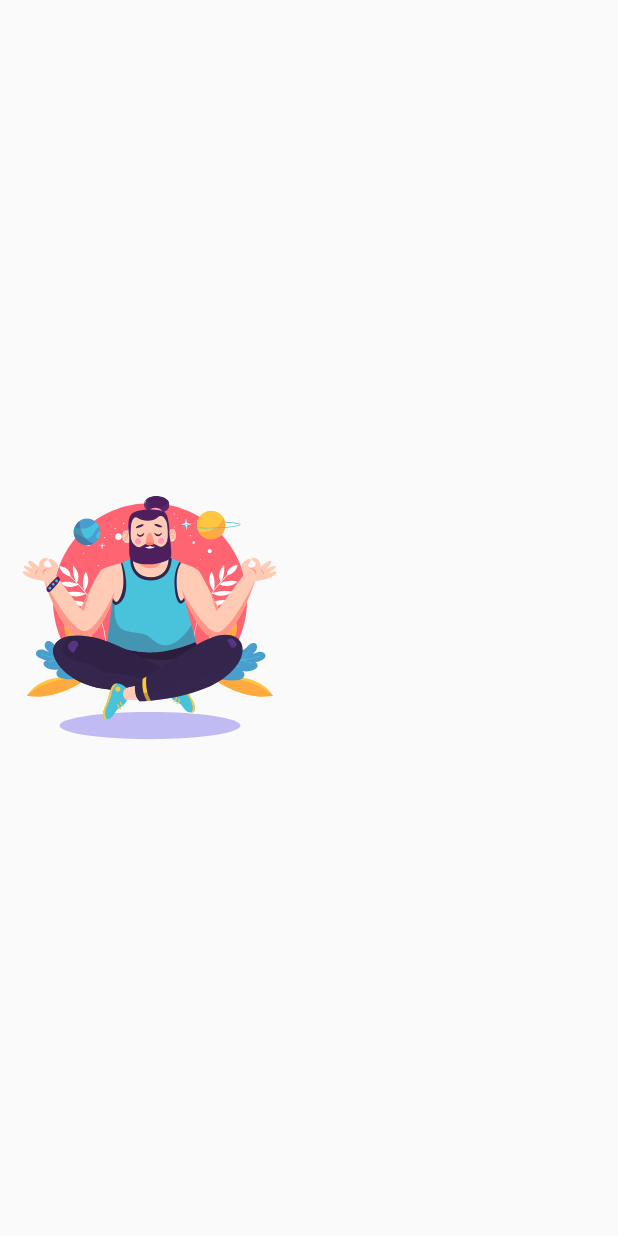
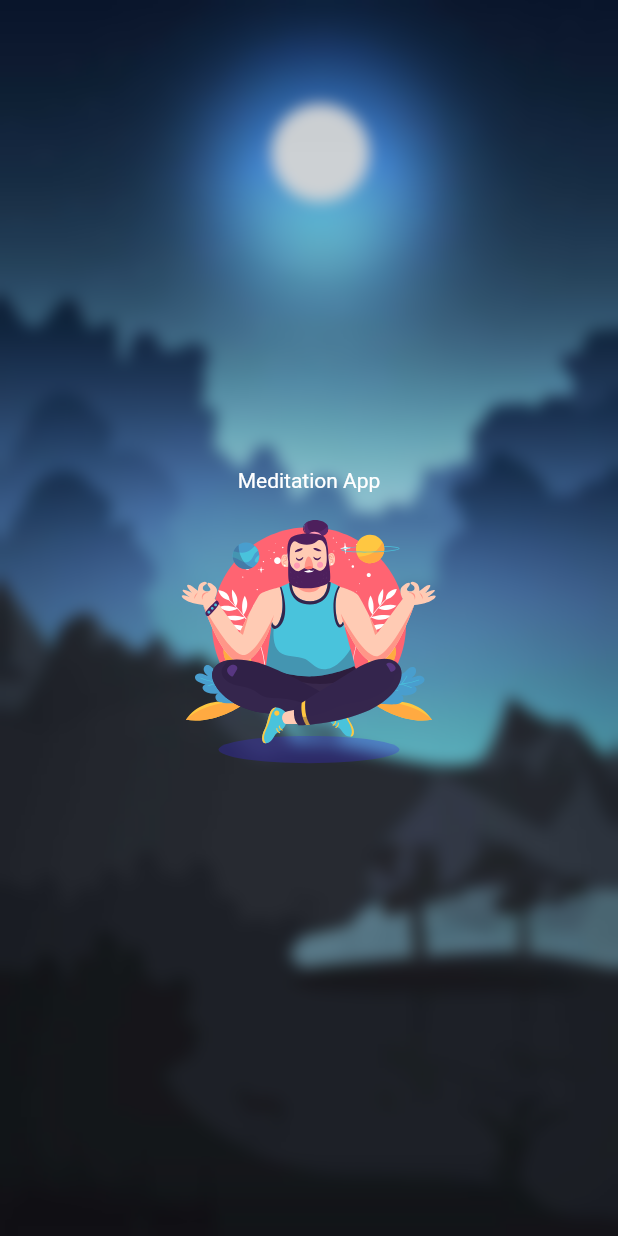
Before and after one commit to hirazy/Meditation-App, a Flutter app: the screen it shows after launch, on a phone screen of 412 x 824 dp. Run offline on Flutter 3.47's test engine with Material 2 defaults, Android fonts, the phone set to English and light mode, and no system bars; our stand-ins replace animated_text_kit, firebase_crashlytics, flutter_riverpod, freezed_annotation, lottie; accounts and stored records are empty; generated files the repository leaves out were written again.

Commit message:
add resources, update splash page

```diff
--- a/lib/page/splash/splash_page.dart
+++ b/lib/page/splash/splash_page.dart
@@ -1,3 +1,6 @@
+import 'dart:ui';
+
+import 'package:animated_text_kit/animated_text_kit.dart';
 import 'package:flutter/material.dart';
 import 'package:flutter_riverpod/flutter_riverpod.dart';
 
@@ -18,15 +21,65 @@ class SplashPageState extends ConsumerState<SplashPage> {
 
     return SafeArea(
       child: Scaffold(
-        body: Column(
-          crossAxisAlignment: CrossAxisAlignment.center,
-          mainAxisAlignment: MainAxisAlignment.center,
-          children: const [
-            AnimLottieCommon(
-              height: 200,
-              width: 200,
-              asset: 'assets/raws/anim_splash_meditation.json',
-            )
+        body: Stack(
+          children: [
+            Column(
+              children: [
+                Expanded(
+                  child: Container(
+                    decoration: const BoxDecoration(
+                      image: DecorationImage(
+                        image: ExactAssetImage(
+                          'assets/images/img_moon_light_1.png',
+                        ),
+                        fit: BoxFit.cover,
+                      ),
+                    ),
+                    child: BackdropFilter(
+                      filter: ImageFilter.blur(
+                        sigmaX: 5,
+                        sigmaY: 5,
+                      ),
+                      child: Container(
+                        decoration: BoxDecoration(
+                          color: Colors.white.withOpacity(0),
+                        ),
+                      ),
+                    ),
+                  ),
+                )
+              ],
+            ),
+            Column(
+              crossAxisAlignment: CrossAxisAlignment.center,
+              mainAxisAlignment: MainAxisAlignment.center,
+              children: [
+                AnimatedTextKit(
+                  onFinished: () {},
+                  animatedTexts: [
+                    RotateAnimatedText(
+                      '',
+                      duration: const Duration(
+                        seconds: 2,
+                      ),
+                    ),
+                  ],
+                ),
+                const Text(
+                  'Meditation App',
+                  style: TextStyle(
+                    color: Colors.white,
+                  ),
+                ),
+                const Center(
+                  child: AnimLottieCommon(
+                    height: 200,
+                    width: 200,
+                    asset: 'assets/raws/anim_splash_meditation.json',
+                  ),
+                ),
+              ],
+            ),
           ],
         ),
       ),
--- /dev/null
+++ b/lib/resource/app_fonts.dart
@@ -0,0 +1,6 @@
+import 'package:flutter/material.dart';
+
+class AppFonts {
+  static const TextStyle style =
+      TextStyle(color: Colors.black, fontSize: 14, fontWeight: FontWeight.w400);
+}
```
Also changed, not shown: assets/images/img_moon_light_1.png (added).
